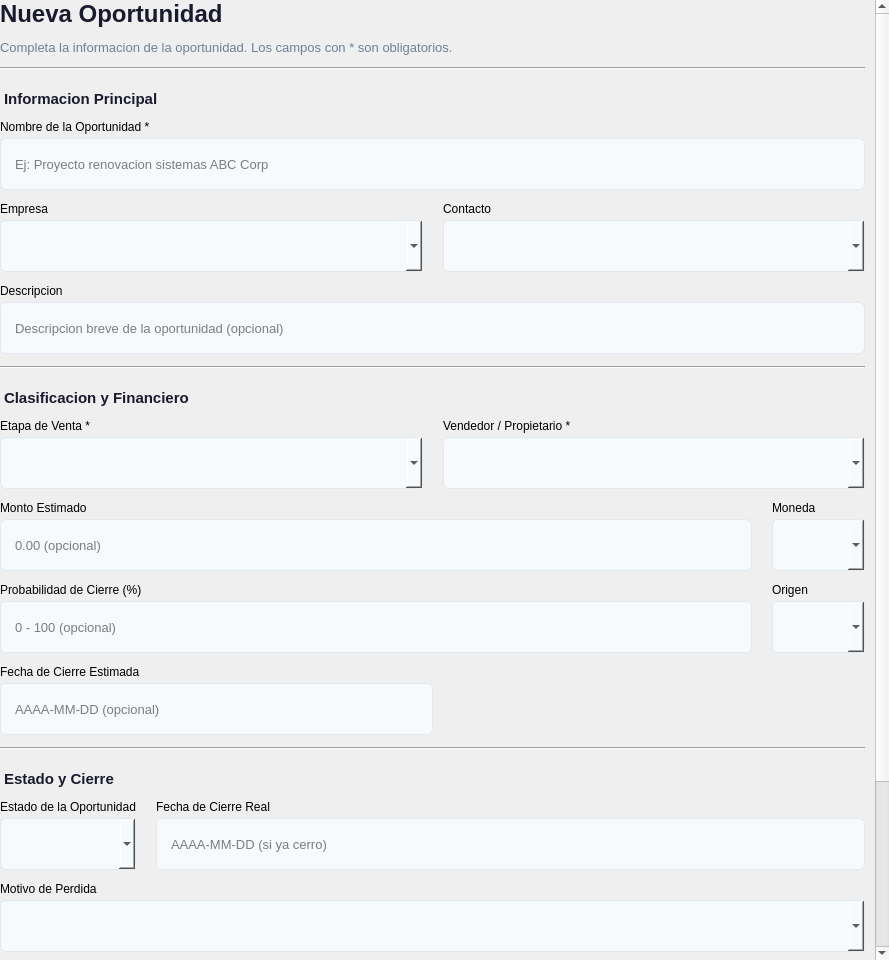
Before: the Qt Designer form app/views/ui/ventas/oportunidad_form.ui in DataDave-Dev/CRM-Portable, drawn with Qt 5.
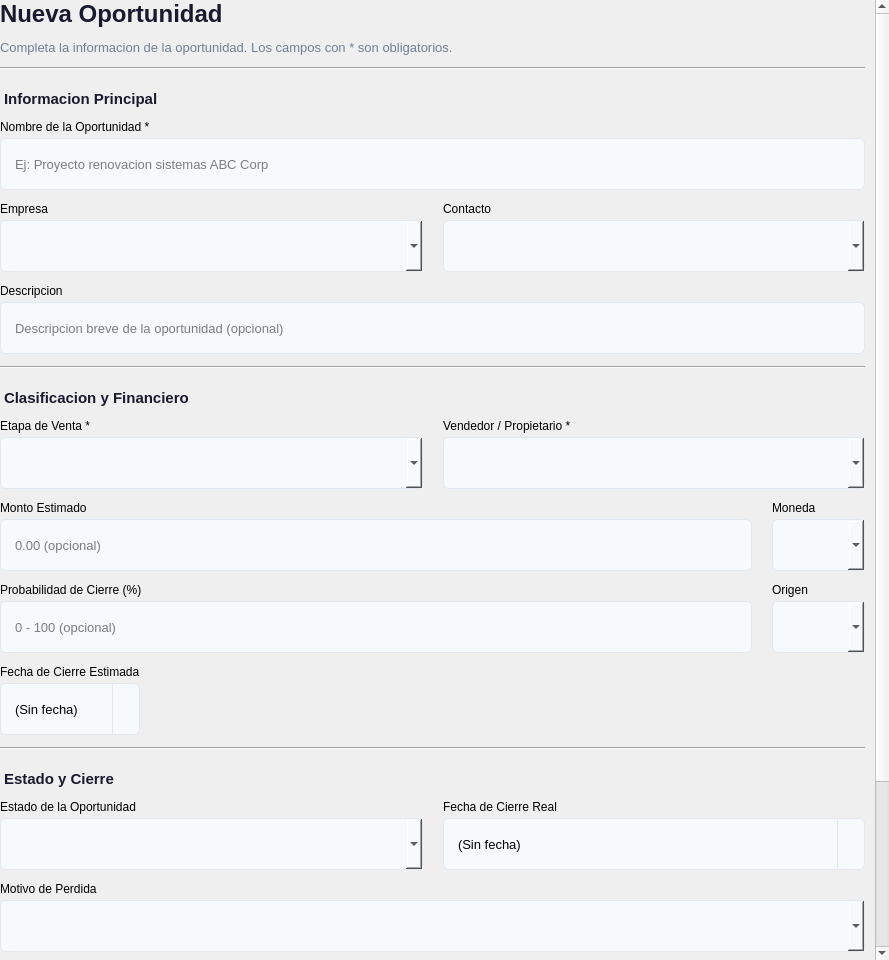
After: the same form once the commit is applied.

Commit message: feat(ventas): enhance date handling in VentasView and update UI components

What changed in the file:
```diff
--- a/app/views/ui/ventas/oportunidad_form.ui
+++ b/app/views/ui/ventas/oportunidad_form.ui
@@ -40,7 +40,7 @@
 }
 
 /* === INPUTS === */
-QLineEdit, QComboBox {
+QLineEdit, QComboBox, QDateEdit {
     padding: 8px 12px;
     border: 1px solid #e2e8f0;
     border-radius: 6px;
@@ -55,6 +55,11 @@
 QLineEdit:hover, QComboBox:hover {
     border: 1px solid #cbd5e0;
 }
+QDateEdit::drop-down {
+    border: none;
+    border-left: 1px solid #e2e8f0;
+    width: 26px;
+}
 
 /* === BUTTONS === */
 QPushButton#btn_guardar {
@@ -340,8 +345,12 @@
             </widget>
            </item>
            <item>
-            <widget class="QLineEdit" name="input_fecha_cierre_estimada">
-             <property name="placeholderText"><string>AAAA-MM-DD (opcional)</string></property>
+            <widget class="QDateEdit" name="input_fecha_cierre_estimada">
+             <property name="calendarPopup"><bool>true</bool></property>
+             <property name="displayFormat"><string>yyyy-MM-dd</string></property>
+             <property name="specialValueText"><string>(Sin fecha)</string></property>
+             <property name="minimumDate"><date><year>2000</year><month>1</month><day>1</day></date></property>
+             <property name="date"><date><year>2000</year><month>1</month><day>1</day></date></property>
             </widget>
            </item>
           </layout>
@@ -398,8 +407,12 @@
             </widget>
            </item>
            <item>
-            <widget class="QLineEdit" name="input_fecha_cierre_real">
-             <property name="placeholderText"><string>AAAA-MM-DD (si ya cerro)</string></property>
+            <widget class="QDateEdit" name="input_fecha_cierre_real">
+             <property name="calendarPopup"><bool>true</bool></property>
+             <property name="displayFormat"><string>yyyy-MM-dd</string></property>
+             <property name="specialValueText"><string>(Sin fecha)</string></property>
+             <property name="minimumDate"><date><year>2000</year><month>1</month><day>1</day></date></property>
+             <property name="date"><date><year>2000</year><month>1</month><day>1</day></date></property>
             </widget>
            </item>
           </layout>
```
Left out of the diff: 4 changed lines with no effect on the pictures. The commit also changes 2 other files.
